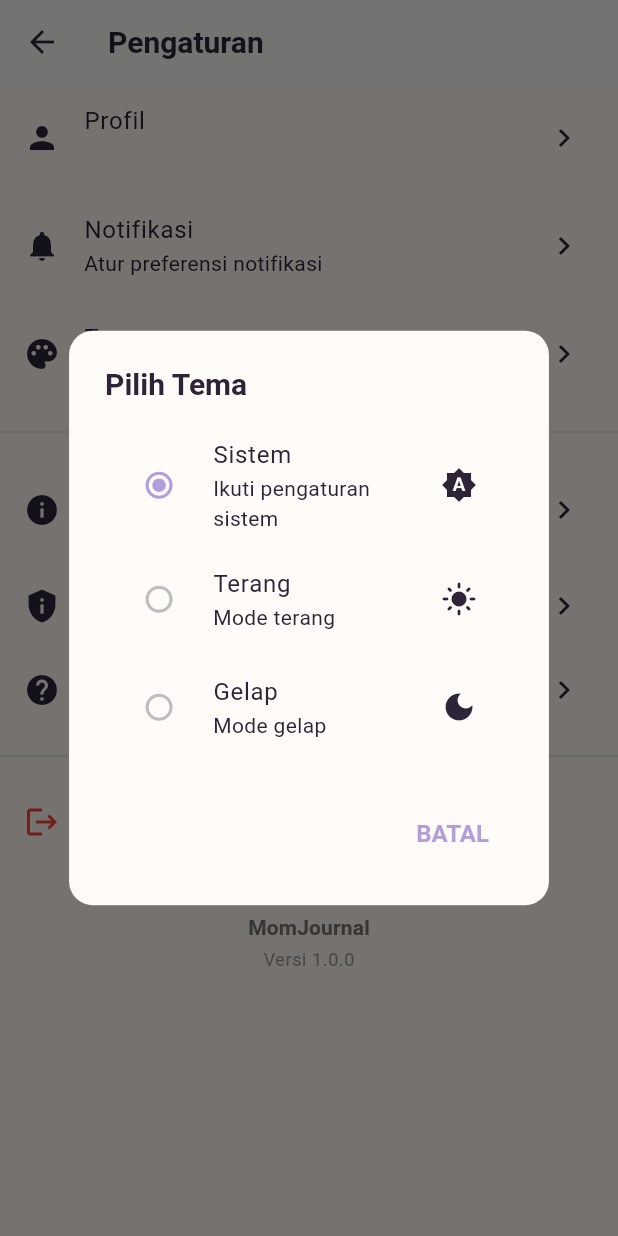
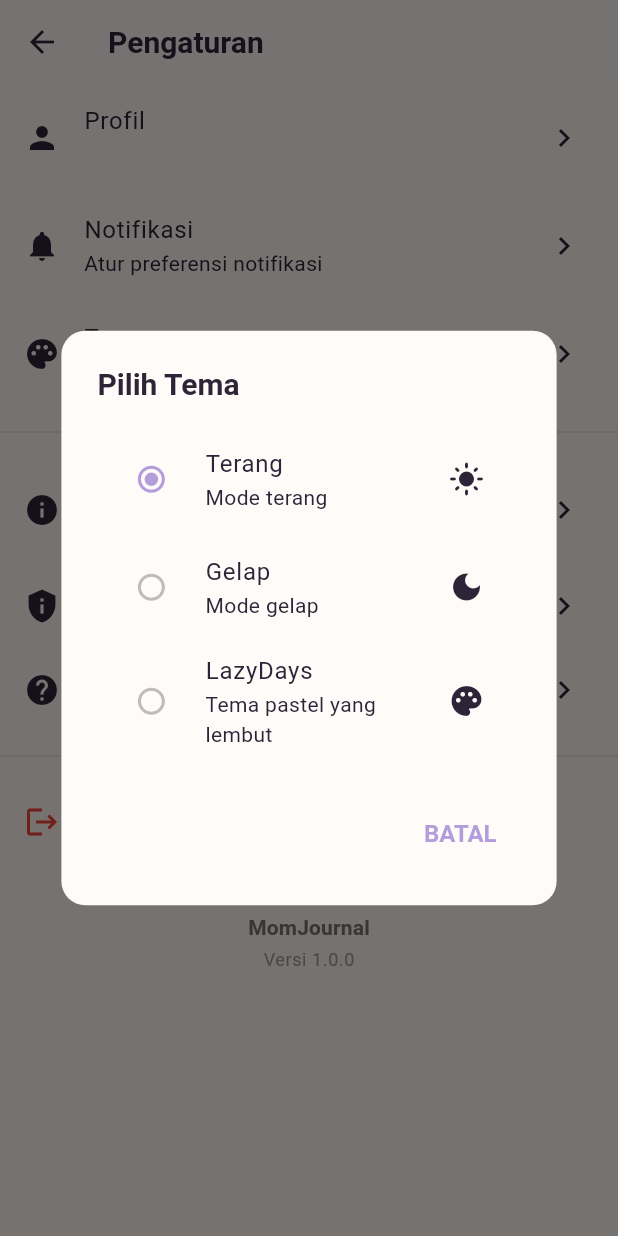
Before and after one commit to Yasminingrum/momjournal, a Flutter app: the SettingsScreen screen opened by its route, after a tap on "Tema", on a phone screen of 412 x 824 dp. Run offline on Flutter 3.47's test engine with Material 3 defaults, Android fonts, the phone set to English and light mode, and no system bars; our stand-ins replace cached_network_image, cloud_firestore, connectivity_plus, equatable, firebase_auth, firebase_core and 9 more; accounts and stored records are empty; generated files the repository leaves out were written again; project files that could hold a hidden picture were left out.

Commit message:
menambah theme baru

```diff
--- a/lib/core/themes/lazydays_theme.dart
+++ b/lib/core/themes/lazydays_theme.dart
@@ -28,7 +28,7 @@ class ColorConstants {
 class LazydaysTheme {
   const LazydaysTheme._();
 
-  static ThemeData get theme => ThemeData(
+  static final ThemeData theme = ThemeData(
         // Use Material 3
         useMaterial3: true,
 
@@ -65,7 +65,7 @@ class LazydaysTheme {
             color: ColorConstants.textPrimary,
             fontSize: 20,
             fontWeight: FontWeight.w600,
-            fontFamily: 'Inter',
+
           ),
           iconTheme: IconThemeData(
             color: ColorConstants.primaryLight,
@@ -100,7 +100,7 @@ class LazydaysTheme {
             textStyle: const TextStyle(
               fontSize: 16,
               fontWeight: FontWeight.w600,
-              fontFamily: 'Inter',
+
             ),
           ),
         ),
@@ -116,7 +116,7 @@ class LazydaysTheme {
             textStyle: const TextStyle(
               fontSize: 16,
               fontWeight: FontWeight.w600,
-              fontFamily: 'Inter',
+
             ),
           ),
         ),
@@ -136,7 +136,7 @@ class LazydaysTheme {
             textStyle: const TextStyle(
               fontSize: 16,
               fontWeight: FontWeight.w600,
-              fontFamily: 'Inter',
+
             ),
           ),
         ),
@@ -190,17 +190,17 @@ class LazydaysTheme {
           labelStyle: const TextStyle(
             color: ColorConstants.textSecondary,
             fontSize: 14,
-            fontFamily: 'Inter',
+
           ),
           hintStyle: const TextStyle(
             color: ColorConstants.textHint,
             fontSize: 14,
-            fontFamily: 'Inter',
+
           ),
           errorStyle: const TextStyle(
             color: ColorConstants.errorColor,
             fontSize: 12,
-            fontFamily: 'Inter',
+
           ),
         ),
 
@@ -251,12 +251,12 @@ class LazydaysTheme {
           labelStyle: const TextStyle(
             color: ColorConstants.textPrimary,
             fontSize: 14,
-            fontFamily: 'Inter',
+
           ),
           secondaryLabelStyle: const TextStyle(
             color: ColorConstants.textSecondary,
             fontSize: 14,
-            fontFamily: 'Inter',
+
           ),
           padding: const EdgeInsets.symmetric(horizontal: 12, vertical: 6),
           shape: RoundedRectangleBorder(
@@ -275,12 +275,12 @@ class LazydaysTheme {
             color: ColorConstants.textPrimary,
             fontSize: 20,
             fontWeight: FontWeight.w600,
-            fontFamily: 'Inter',
+
           ),
           contentTextStyle: const TextStyle(
             color: ColorConstants.textSecondary,
             fontSize: 14,
-            fontFamily: 'Inter',
+
           ),
         ),
 
@@ -299,7 +299,7 @@ class LazydaysTheme {
           contentTextStyle: const TextStyle(
             color: ColorConstants.textPrimary,
             fontSize: 14,
-            fontFamily: 'Inter',
+
           ),
           behavior: SnackBarBehavior.floating,
           shape: RoundedRectangleBorder(
@@ -320,12 +320,12 @@ class LazydaysTheme {
           selectedLabelStyle: TextStyle(
             fontSize: 12,
             fontWeight: FontWeight.w600,
-            fontFamily: 'Inter',
+
           ),
           unselectedLabelStyle: TextStyle(
             fontSize: 12,
             fontWeight: FontWeight.w400,
-            fontFamily: 'Inter',
+
           ),
         ),
 
@@ -349,17 +349,17 @@ class LazydaysTheme {
           titleTextStyle: TextStyle(
             color: ColorConstants.textPrimary,
             fontSize: 16,
-            fontFamily: 'Inter',
+
           ),
           subtitleTextStyle: TextStyle(
             color: ColorConstants.textSecondary,
             fontSize: 14,
-            fontFamily: 'Inter',
+
           ),
           leadingAndTrailingTextStyle: TextStyle(
             color: ColorConstants.textSecondary,
             fontSize: 14,
-            fontFamily: 'Inter',
+
           ),
         ),
 
@@ -376,19 +376,19 @@ class LazydaysTheme {
             fontSize: 57,
             fontWeight: FontWeight.w300,
             color: ColorConstants.textPrimary,
-            fontFamily: 'Inter',
+
           ),
           displayMedium: TextStyle(
             fontSize: 45,
             fontWeight: FontWeight.w300,
             color: ColorConstants.textPrimary,
-            fontFamily: 'Inter',
+
           ),
           displaySmall: TextStyle(
             fontSize: 36,
             fontWeight: FontWeight.w400,
             color: ColorConstants.textPrimary,
-            fontFamily: 'Inter',
+
           ),
 
           // Headline styles
@@ -396,19 +396,19 @@ class LazydaysTheme {
             fontSize: 32,
             fontWeight: FontWeight.w600,
             color: ColorConstants.textPrimary,
-            fontFamily: 'Inter',
+
           ),
           headlineMedium: TextStyle(
             fontSize: 28,
             fontWeight: FontWeight.w600,
             color: ColorConstants.textPrimary,
-            fontFamily: 'Inter',
+
           ),
           headlineSmall: TextStyle(
             fontSize: 24,
             fontWeight: FontWeight.w600,
             color: ColorConstants.textPrimary,
-            fontFamily: 'Inter',
+
           ),
 
           // Title styles
@@ -416,19 +416,19 @@ class LazydaysTheme {
             fontSize: 22,
             fontWeight: FontWeight.w600,
             color: ColorConstants.textPrimary,
-            fontFamily: 'Inter',
+
           ),
           titleMedium: TextStyle(
             fontSize: 16,
             fontWeight: FontWeight.w600,
             color: ColorConstants.textPrimary,
-            fontFamily: 'Inter',
+
           ),
           titleSmall: TextStyle(
             fontSize: 14,
             fontWeight: FontWeight.w600,
             color: ColorConstants.textPrimary,
-            fontFamily: 'Inter',
+
           ),
 
           // Body styles
@@ -436,19 +436,19 @@ class LazydaysTheme {
             fontSize: 16,
             fontWeight: FontWeight.w400,
             color: ColorConstants.textPrimary,
-            fontFamily: 'Inter',
+
           ),
           bodyMedium: TextStyle(
             fontSize: 14,
             fontWeight: FontWeight.w400,
             color: ColorConstants.textPrimary,
-            fontFamily: 'Inter',
+
           ),
           bodySmall: TextStyle(
             fontSize: 12,
             fontWeight: FontWeight.w400,
             color: ColorConstants.textSecondary,
-            fontFamily: 'Inter',
+
           ),
 
           // Label styles (buttons, etc)
@@ -456,19 +456,19 @@ class LazydaysTheme {
             fontSize: 14,
             fontWeight: FontWeight.w600,
             color: Colors.white,
-            fontFamily: 'Inter',
+
           ),
           labelMedium: TextStyle(
             fontSize: 12,
             fontWeight: FontWeight.w600,
             color: ColorConstants.textPrimary,
-            fontFamily: 'Inter',
+
           ),
           labelSmall: TextStyle(
             fontSize: 11,
             fontWeight: FontWeight.w600,
             color: ColorConstants.textSecondary,
-            fontFamily: 'Inter',
+
           ),
         ),
       );
--- a/lib/data/repositories/photo_repository.dart
+++ b/lib/data/repositories/photo_repository.dart
@@ -46,7 +46,7 @@ class PhotoRepository {
     return _box.values
         .map((model) => model.toEntity())
         .where((photo) =>
-            photo.dateTaken.year == year && photo.dateTaken.month == month)
+            photo.dateTaken.year == year && photo.dateTaken.month == month,)
         .toList()
       ..sort((a, b) => b.dateTaken.compareTo(a.dateTaken));
   }
@@ -60,7 +60,7 @@ class PhotoRepository {
         .map((model) => model.toEntity())
         .where((photo) =>
             photo.dateTaken.isAfter(startDate.subtract(const Duration(days: 1))) &&
-            photo.dateTaken.isBefore(endDate.add(const Duration(days: 1))))
+            photo.dateTaken.isBefore(endDate.add(const Duration(days: 1))),)
         .toList()
       ..sort((a, b) => b.dateTaken.compareTo(a.dateTaken));
   }
--- a/lib/presentation/providers/theme_provider.dart
+++ b/lib/presentation/providers/theme_provider.dart
@@ -1,111 +1,143 @@
 library;
 
 import 'package:flutter/material.dart';
+import 'package:flutter/scheduler.dart';
 import '../../data/datasources/local/hive_database.dart';
+
+/// Enum untuk jenis theme yang tersedia
+enum AppThemeType {
+  light,
+  dark,
+  lazydays,
+}
 
 class ThemeProvider with ChangeNotifier {
   ThemeProvider({required HiveDatabase hiveDatabase})
       : _hiveDatabase = hiveDatabase {
-    _loadThemeMode();
+    _loadThemeTypeSync();
   }
 
   final HiveDatabase _hiveDatabase;
-  static const String _themeModeKey = 'theme_mode';
+  static const String _themeTypeKey = 'theme_type';
 
-  ThemeMode _themeMode = ThemeMode.system;
+  AppThemeType _themeType = AppThemeType.light;
+  bool _isInitialized = false;
 
-  /// Current theme mode
-  ThemeMode get themeMode => _themeMode;
+  /// Current theme type
+  AppThemeType get themeType => _themeType;
 
-  /// Is dark mode active (considering system theme)
-  bool get isDarkMode {
-    if (_themeMode == ThemeMode.system) {
-      // This will be determined by the system
-      return false; // Default, will be overridden by system
-    }
-    return _themeMode == ThemeMode.dark;
-  }
+  /// Check if provider is initialized
+  bool get isInitialized => _isInitialized;
 
-  /// Load theme mode from storage
-  Future<void> _loadThemeMode() async {
-    try {
-      final box = _hiveDatabase.settingsBox;
-      final savedMode = box.get(_themeModeKey, defaultValue: 'system') as String;
-
-      _themeMode = _parseThemeMode(savedMode);
-      notifyListeners();
-    } catch (e) {
-      debugPrint('❌ Error loading theme mode: $e');
-      _themeMode = ThemeMode.system;
+  /// Get theme mode for MaterialApp
+  /// LazyDays theme always uses light mode
+  ThemeMode get themeMode {
+    switch (_themeType) {
+      case AppThemeType.light:
+        return ThemeMode.light;
+      case AppThemeType.dark:
+        return ThemeMode.dark;
+      case AppThemeType.lazydays:
+        return ThemeMode.light; // LazyDays menggunakan light mode
     }
   }
 
-  /// Set theme mode
-  Future<void> setThemeMode(ThemeMode mode) async {
-    if (_themeMode == mode) {
+  /// Is dark mode active
+  bool get isDarkMode => _themeType == AppThemeType.dark;
+
+  /// Is LazyDays theme active
+  bool get isLazydaysTheme => _themeType == AppThemeType.lazydays;
+
+  /// Load theme type from storage synchronously (tanpa notifyListeners)
+  void _loadThemeTypeSync() {
+    try {
+      final box = _hiveDatabase.settingsBox;
+      final savedType = box.get(_themeTypeKey, defaultValue: 'light') as String;
+
+      _themeType = _parseThemeType(savedType);
+      _isInitialized = true;
+      // TIDAK memanggil notifyListeners() di constructor
+    } catch (e) {
+      debugPrint('❌ Error loading theme type: $e');
+      _themeType = AppThemeType.light;
+      _isInitialized = true;
+    }
+  }
+
+  /// Set theme type
+  Future<void> setThemeType(AppThemeType type) async {
+    if (_themeType == type) {
       return;
     }
 
-    _themeMode = mode;
-    notifyListeners();
+    _themeType = type;
+
+    // Notify listeners setelah frame selesai untuk menghindari rebuild issues
+    SchedulerBinding.instance.addPostFrameCallback((_) {
+      notifyListeners();
+    });
 
     // Save to storage
     try {
       final box = _hiveDatabase.settingsBox;
-      await box.put(_themeModeKey, _themeModeToString(mode));
-      debugPrint('✅ Theme mode saved: ${_themeModeToString(mode)}');
+      await box.put(_themeTypeKey, _themeTypeToString(type));
+      debugPrint('✅ Theme type saved: ${_themeTypeToString(type)}');
     } catch (e) {
-      debugPrint('❌ Error saving theme mode: $e');
+      debugPrint('❌ Error saving theme type: $e');
     }
   }
 
-  /// Toggle between light and dark (skip system)
+  /// Toggle between themes (Light -> Dark -> LazyDays -> Light)
   Future<void> toggleTheme() async {
-    final newMode = _themeMode == ThemeMode.light
-        ? ThemeMode.dark
-        : ThemeMode.light;
-    await setThemeMode(newMode);
+    final newType = switch (_themeType) {
+      AppThemeType.light => AppThemeType.dark,
+      AppThemeType.dark => AppThemeType.lazydays,
+      AppThemeType.lazydays => AppThemeType.light,
+    };
+    await setThemeType(newType);
   }
 
-  /// Parse theme mode from string
-  ThemeMode _parseThemeMode(String mode) {
-    switch (mode.toLowerCase()) {
+  /// Parse theme type from string
+  AppThemeType _parseThemeType(String type) {
+    switch (type.toLowerCase()) {
       case 'light':
-        return ThemeMode.light;
+        return AppThemeType.light;
+      case 'dark':
+        return AppThemeType.dark;
       case 'lazydays':
-        return ThemeMode.light;
-      case 'dark':
-        return ThemeMode.dark;
-      case 'system':
+        return AppThemeType.lazydays;
       default:
-        return ThemeMode.system;
+        return AppThemeType.light;
     }
   }
 
-  /// Convert theme mode to string
-  String _themeModeToString(ThemeMode mode) {
-    switch (mode) {
-      case ThemeMode.light:
+  /// Convert theme type to string
+  String _themeTypeToString(AppThemeType type) {
+    switch (type) {
+      case AppThemeType.light:
         return 'light';
-      case ThemeMode.dark:
+      case AppThemeType.dark:
         return 'dark';
-      case ThemeMode.system:
-        return 'system';
+      case AppThemeType.lazydays:
+        return 'lazydays';
     }
   }
 
-  /// Get theme mode display name
-  String getThemeModeName(ThemeMode mode) {
-    switch (mode) {
-      case ThemeMode.light:
+  /// Get theme type display name
+  String getThemeTypeName(AppThemeType type) {
+    switch (type) {
+      case AppThemeType.light:
         return 'Terang';
-      case ThemeMode.dark:
+      case AppThemeType.dark:
         return 'Gelap';
-      case ThemeMode.system:
-        return 'Sistem';
+      case AppThemeType.lazydays:
+        return 'LazyDays';
     }
   }
 
-  /// Get current theme mode display name
-  String get currentThemeModeName => getThemeModeName(_themeMode);
+  /// Get current theme type display name
+  String get currentThemeTypeName => getThemeTypeName(_themeType);
+
+  /// Get all available themes
+  List<AppThemeType> get availableThemes => AppThemeType.values;
 }
--- a/lib/presentation/screens/settings/settings_screen.dart
+++ b/lib/presentation/screens/settings/settings_screen.dart
@@ -48,7 +48,7 @@ class SettingsScreen extends StatelessWidget {
           ListTile(
             leading: const Icon(Icons.palette),
             title: const Text('Tema'),
-            subtitle: Text(themeProvider.currentThemeModeName),
+            subtitle: Text(themeProvider.currentThemeTypeName),
             trailing: const Icon(Icons.chevron_right),
             onTap: () {
               debugPrint('🔥 Theme tapped');
@@ -140,7 +140,7 @@ class SettingsScreen extends StatelessWidget {
   // Show theme selection dialog
   void _showThemeDialog(BuildContext context) {
     final themeProvider = context.read<ThemeProvider>();
-    final currentMode = themeProvider.themeMode;
+    final currentType = themeProvider.themeType;
 
     showDialog<void>(
       context: context,
@@ -152,39 +152,39 @@ class SettingsScreen extends StatelessWidget {
               return Column(
                 mainAxisSize: MainAxisSize.min,
                 children: [
-                  RadioListTile<ThemeMode>(
-                    title: const Text('Sistem'),
-                    subtitle: const Text('Ikuti pengaturan sistem'),
-                    secondary: const Icon(Icons.brightness_auto),
-                    value: ThemeMode.system,
-                    groupValue: currentMode,
-                    onChanged: (ThemeMode? value) {
-                      if (value != null) {
-                        _handleThemeChange(context, dialogContext, themeProvider, value, 'Tema diatur mengikuti sistem');
-                      }
-                    },
-                  ),
-                  RadioListTile<ThemeMode>(
+                  RadioListTile<AppThemeType>(
                     title: const Text('Terang'),
                     subtitle: const Text('Mode terang'),
                     secondary: const Icon(Icons.light_mode),
-                    value: ThemeMode.light,
-                    groupValue: currentMode,
-                    onChanged: (ThemeMode? value) {
+                    value: AppThemeType.light,
+                    groupValue: currentType,
+                    onChanged: (AppThemeType? value) {
                       if (value != null) {
                         _handleThemeChange(context, dialogContext, themeProvider, value, 'Mode terang diaktifkan');
                       }
                     },
                   ),
-                  RadioListTile<ThemeMode>(
+                  RadioListTile<AppThemeType>(
                     title: const Text('Gelap'),
                     subtitle: const Text('Mode gelap'),
                     secondary: const Icon(Icons.dark_mode),
-                    value: ThemeMode.dark,
-                    groupValue: currentMode,
-                    onChanged: (ThemeMode? value) {
+                    value: AppThemeType.dark,
+                    groupValue: currentType,
+                    onChanged: (AppThemeType? value) {
                       if (value != null) {
                         _handleThemeChange(context, dialogContext, themeProvider, value, 'Mode gelap diaktifkan');
+                      }
+                    },
+                  ),
+                  RadioListTile<AppThemeType>(
+                    title: const Text('LazyDays'),
+                    subtitle: const Text('Tema pastel yang lembut'),
+                    secondary: const Icon(Icons.palette),
+                    value: AppThemeType.lazydays,
+                    groupValue: currentType,
+                    onChanged: (AppThemeType? value) {
+                      if (value != null) {
+                        _handleThemeChange(context, dialogContext, themeProvider, value, 'Tema LazyDays diaktifkan');
                       }
                     },
                   ),
@@ -210,10 +210,10 @@ class SettingsScreen extends StatelessWidget {
     BuildContext context,
     BuildContext dialogContext,
     ThemeProvider themeProvider,
-    ThemeMode value,
+    AppThemeType value,
     String message,
   ) {
-    themeProvider.setThemeMode(value);
+    themeProvider.setThemeType(value);
     Navigator.pop(dialogContext);
 
     // Show feedback
```
Also changed, not shown: lib/data/datasources/remote/photo_remote_datasource.dart (+10 -4 lines), lib/data/datasources/remote/schedule_remote_datasource.dart (+9 -3 lines), lib/data/models/photo_model.dart (+9 -3 lines), lib/data/models/schedule_model.dart (+6 -2 lines), lib/main.dart (+7 -2 lines), 1 other file.
